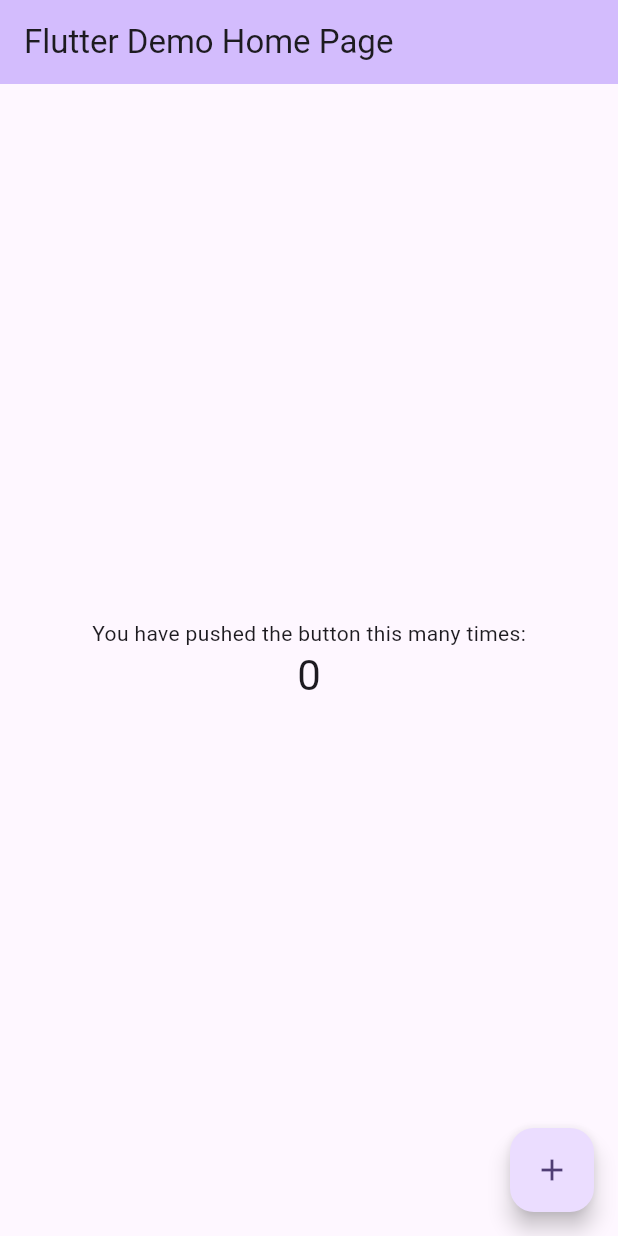
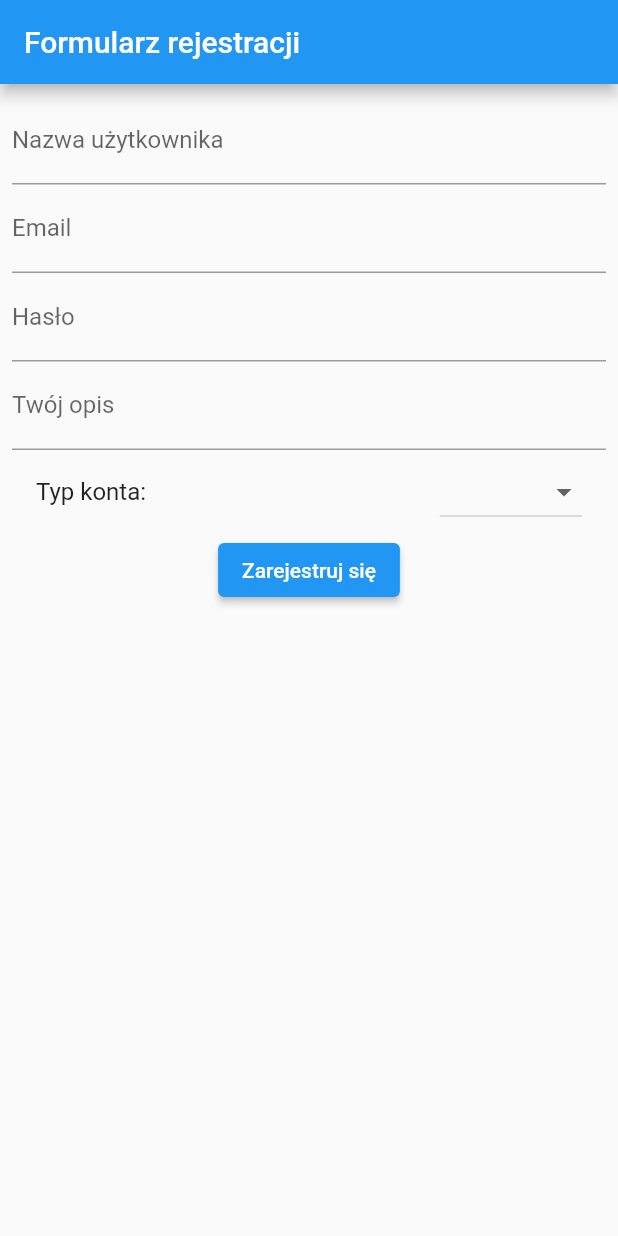
Before and after one commit to IgorFurman/flutterTest, a Flutter app: the screen it shows after launch, on a phone screen of 412 x 824 dp. Run offline on Flutter 3.47's test engine with Material 2 defaults, Android fonts, the light colour scheme and no system bars; our stand-ins replace flutter_dotenv.

Commit message:
working form conntection with strapi (without dev and company data sending)

```diff
--- a/lib/main.dart
+++ b/lib/main.dart
@@ -1,125 +1,28 @@
 import 'package:flutter/material.dart';
+import 'package:test/register/register_form.dart';
+import 'package:flutter_dotenv/flutter_dotenv.dart';
 
-void main() {
-  runApp(const MyApp());
+Future main() async {
+  await dotenv.load();
+
+  runApp(MyApp());
 }
 
 class MyApp extends StatelessWidget {
-  const MyApp({super.key});
-
-  // This widget is the root of your application.
+  const MyApp({Key? key}) : super(key: key);
   @override
   Widget build(BuildContext context) {
     return MaterialApp(
-      title: 'Flutter Demo',
+      title: 'PortMe',
       theme: ThemeData(
-        // This is the theme of your application.
-        //
-        // TRY THIS: Try running your application with "flutter run". You'll see
-        // the application has a blue toolbar. Then, without quitting the app,
-        // try changing the seedColor in the colorScheme below to Colors.green
-        // and then invoke "hot reload" (save your changes or press the "hot
-        // reload" button in a Flutter-supported IDE, or press "r" if you used
-        // the command line to start the app).
-        //
-        // Notice that the counter didn't reset back to zero; the application
-        // state is not lost during the reload. To reset the state, use hot
-        // restart instead.
-        //
-        // This works for code too, not just values: Most code changes can be
-        // tested with just a hot reload.
-        colorScheme: ColorScheme.fromSeed(seedColor: Colors.deepPurple),
-        useMaterial3: true,
+        primarySwatch: Colors.blue,
       ),
-      home: const MyHomePage(title: 'Flutter Demo Home Page'),
+      home: Scaffold(
+        appBar: AppBar(
+          title: const Text('Formularz rejestracji'),
+        ),
+        body: const RegisterForm(),
+      ),
     );
   }
 }
-
-class MyHomePage extends StatefulWidget {
-  const MyHomePage({super.key, required this.title});
-
-  // This widget is the home page of your application. It is stateful, meaning
-  // that it has a State object (defined below) that contains fields that affect
-  // how it looks.
-
-  // This class is the configuration for the state. It holds the values (in this
-  // case the title) provided by the parent (in this case the App widget) and
-  // used by the build method of the State. Fields in a Widget subclass are
-  // always marked "final".
-
-  final String title;
-
-  @override
-  State<MyHomePage> createState() => _MyHomePageState();
-}
-
-class _MyHomePageState extends State<MyHomePage> {
-  int _counter = 0;
-
-  void _incrementCounter() {
-    setState(() {
-      // This call to setState tells the Flutter framework that something has
-      // changed in this State, which causes it to rerun the build method below
-      // so that the display can reflect the updated values. If we changed
-      // _counter without calling setState(), then the build method would not be
-      // called again, and so nothing would appear to happen.
-      _counter++;
-    });
-  }
-
-  @override
-  Widget build(BuildContext context) {
-    // This method is rerun every time setState is called, for instance as done
-    // by the _incrementCounter method above.
-    //
-    // The Flutter framework has been optimized to make rerunning build methods
-    // fast, so that you can just rebuild anything that needs updating rather
-    // than having to individually change instances of widgets.
-    return Scaffold(
-      appBar: AppBar(
-        // TRY THIS: Try changing the color here to a specific color (to
-        // Colors.amber, perhaps?) and trigger a hot reload to see the AppBar
-        // change color while the other colors stay the same.
-        backgroundColor: Theme.of(context).colorScheme.inversePrimary,
-        // Here we take the value from the MyHomePage object that was created by
-        // the App.build method, and use it to set our appbar title.
-        title: Text(widget.title),
-      ),
-      body: Center(
-        // Center is a layout widget. It takes a single child and positions it
-        // in the middle of the parent.
-        child: Column(
-          // Column is also a layout widget. It takes a list of children and
-          // arranges them vertically. By default, it sizes itself to fit its
-          // children horizontally, and tries to be as tall as its parent.
-          //
-          // Column has various properties to control how it sizes itself and
-          // how it positions its children. Here we use mainAxisAlignment to
-          // center the children vertically; the main axis here is the vertical
-          // axis because Columns are vertical (the cross axis would be
-          // horizontal).
-          //
-          // TRY THIS: Invoke "debug painting" (choose the "Toggle Debug Paint"
-          // action in the IDE, or press "p" in the console), to see the
-          // wireframe for each widget.
-          mainAxisAlignment: MainAxisAlignment.center,
-          children: <Widget>[
-            const Text(
-              'You have pushed the button this many times:',
-            ),
-            Text(
-              '$_counter',
-              style: Theme.of(context).textTheme.headlineMedium,
-            ),
-          ],
-        ),
-      ),
-      floatingActionButton: FloatingActionButton(
-        onPressed: _incrementCounter,
-        tooltip: 'Increment',
-        child: const Icon(Icons.add),
-      ), // This trailing comma makes auto-formatting nicer for build methods.
-    );
-  }
-}
--- /dev/null
+++ b/lib/register/register_form.dart
@@ -0,0 +1,227 @@
+import 'package:flutter/material.dart';
+import 'package:http/http.dart' as http;
+import 'dart:convert';
+import 'package:flutter_dotenv/flutter_dotenv.dart';
+
+class RegisterForm extends StatefulWidget {
+  const RegisterForm({Key? key}) : super(key: key);
+  @override
+  _RegisterFormState createState() => _RegisterFormState();
+}
+
+class _RegisterFormState extends State<RegisterForm> {
+  final _formKey = GlobalKey<FormState>();
+  final _usernameController = TextEditingController();
+  final _emailController = TextEditingController();
+  final _passwordController = TextEditingController();
+  final _accountTypeController = TextEditingController();
+  final _descriptionController = TextEditingController();
+  final _nickController = TextEditingController();
+  final _firstNameController = TextEditingController();
+  final _lastNameController = TextEditingController();
+  final _producerController = TextEditingController();
+  final _companyNameController = TextEditingController();
+
+  Future<void> _register() async {
+   final response = await http.post(
+ Uri.parse(dotenv.env['API_URL_REG']!),
+  headers: <String, String>{
+    'Content-Type': 'application/json; charset=UTF-8',
+    'Authorization': 'Bearer ${dotenv.env['BEARER_TOKEN']}',
+  },
+      body: jsonEncode(<String, dynamic>{
+        'username': _usernameController.text,
+        'email': _emailController.text,
+        'password': _passwordController.text,
+        'accountType': _accountTypeController.text,
+        'description': _descriptionController.text,
+        if (_accountTypeController.text == 'developer') ...{
+          'nick': _nickController.text,
+          'firstName': _firstNameController.text,
+          'lastName': _lastNameController.text,
+          'producer': _producerController.text,
+        } else if (_accountTypeController.text == 'company') ...{
+          'companyName': _companyNameController.text,
+        },
+      }),
+    );
+
+    print('status ${response.statusCode}');
+    print('odpowiedź ${response.body}');
+
+    if (response.statusCode == 200) {
+      showDialog(
+        context: context,
+        builder: (BuildContext context) {
+          return AlertDialog(
+            title: const Text('Sukces'),
+            content: const Text('Rejestracja zakończona sukcesem'),
+            actions: <Widget>[
+              TextButton(
+                child: const Text('OK'),
+                onPressed: () {
+                  Navigator.of(context).pop();
+                },
+              ),
+            ],
+          );
+        },
+      );
+    } else {
+      showDialog(
+        context: context,
+        builder: (BuildContext context) {
+          return AlertDialog(
+            title: const Text('Błąd'),
+            content: const Text('Rejestracja nie powiodła się'),
+            actions: <Widget>[
+              TextButton(
+                child: const Text('OK'),
+                onPressed: () {
+                  Navigator.of(context).pop();
+                },
+              ),
+            ],
+          );
+        },
+      );
+    }
+  }
+
+  @override
+  Widget build(BuildContext context) {
+    return Padding(
+      padding: const EdgeInsets.all(8.0),
+      child: Form(
+        key: _formKey,
+        child: Column(
+          children: <Widget>[
+            // Common fields
+            TextFormField(
+              controller: _usernameController,
+              decoration: const InputDecoration(labelText: 'Nazwa użytkownika'),
+              validator: (value) {
+                if (value == null || value.isEmpty) {
+                  return 'Proszę wprowadzić nazwę użytkownika';
+                }
+                return null;
+              },
+            ),
+            TextFormField(
+              controller: _emailController,
+              decoration: const InputDecoration(labelText: 'Email'),
+              validator: (value) {
+                if (value == null || value.isEmpty) {
+                  return 'Proszę wprowadzić adres email';
+                }
+                return null;
+              },
+            ),
+            TextFormField(
+              controller: _passwordController,
+              decoration: const InputDecoration(labelText: 'Hasło'),
+              validator: (value) {
+                if (value == null || value.isEmpty) {
+                  return 'Proszę wprowadzić hasło';
+                }
+                return null;
+              },
+            ),
+            TextFormField(
+              controller: _descriptionController,
+              decoration: const InputDecoration(labelText: 'Twój opis'),
+              validator: (value) {
+                if (value == null || value.isEmpty) {
+                  return 'Proszę wprowadzić opis';
+                }
+                return null;
+              },
+            ),
+            ListTile(
+              title: const Text('Typ konta:'),
+              trailing: DropdownButton<String>(
+                value: _accountTypeController.text.isEmpty
+                    ? null
+                    : _accountTypeController.text,
+                items: <String>['developer', 'company'].map((String value) {
+                  return DropdownMenuItem<String>(
+                    value: value,
+                    child: Text(value == 'developer'
+                        ? 'Developer'
+                        : 'Firma'),
+                  );
+                }).toList(),
+                onChanged: (newValue) {
+                  setState(() {
+                    _accountTypeController.text = newValue!;
+                  });
+                },
+              ),
+            ),
+            if (_accountTypeController.text == 'developer') ...[
+              TextFormField(
+                controller: _nickController,
+                decoration: const InputDecoration(labelText: 'Nick'),
+                validator: (value) {
+                  if (value == null || value.isEmpty) {
+                    return 'Proszę wprowadzić nick';
+                  }
+                  return null;
+                },
+              ),
+              TextFormField(
+                controller: _firstNameController,
+                decoration: const InputDecoration(labelText: 'Imię'),
+                validator: (value) {
+                  if (value == null || value.isEmpty) {
+                    return 'Proszę wprowadzić imię';
+                  }
+                  return null;
+                },
+              ),
+              TextFormField(
+                controller: _lastNameController,
+                decoration: const InputDecoration(labelText: 'Nazwisko'),
+                validator: (value) {
+                  if (value == null || value.isEmpty) {
+                    return 'Proszę wprowadzić nazwisko';
+                  }
+                  return null;
+                },
+              ),
+              TextFormField(
+                controller: _producerController,
+                decoration: const InputDecoration(labelText: 'Oferowane usługi?'),
+                validator: (value) {
+                  if (value == null || value.isEmpty) {
+                    return 'Proszę wprowadzić producenta';
+                  }
+                  return null;
+                },
+              ),
+            ] else if (_accountTypeController.text == 'company') ...[
+              TextFormField(
+                controller: _companyNameController,
+                decoration: const InputDecoration(labelText: 'Nazwa firmy'),
+                validator: (value) {
+                  if (value == null || value.isEmpty) {
+                    return 'Proszę wprowadzić nazwę firmy';
+                  }
+                  return null;
+                },
+              ),
+            ],
+            ElevatedButton(
+              onPressed: () {
+                if (_formKey.currentState?.validate() == true) {
+                  _register();
+                }
+              },
+              child: const Text('Zarejestruj się'),
+            ),
+          ],
+        ),
+      ),
+    );
+  }
+}
--- a/pubspec.yaml
+++ b/pubspec.yaml
@@ -35,6 +35,8 @@ dependencies:
   # The following adds the Cupertino Icons font to your application.
   # Use with the CupertinoIcons class for iOS style icons.
   cupertino_icons: ^1.0.2
+  http: ^1.1.0
+  flutter_dotenv: ^5.1.0
 
 dev_dependencies:
   flutter_test:
```
Also changed, not shown: pubspec.lock, 2 other files.
